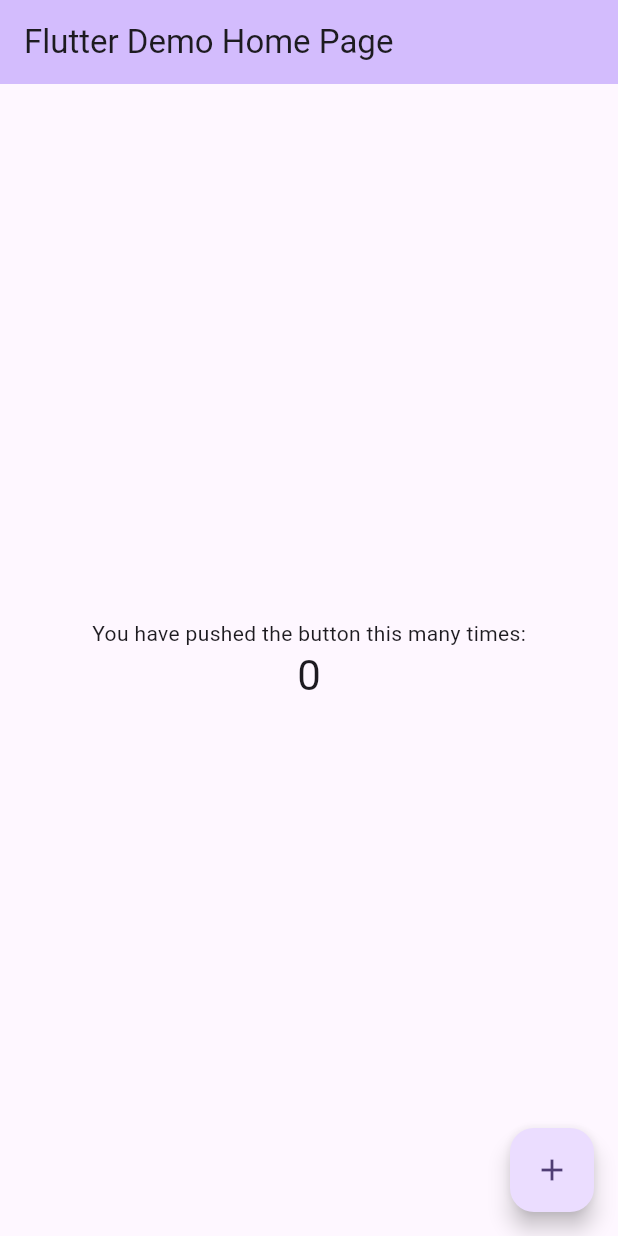
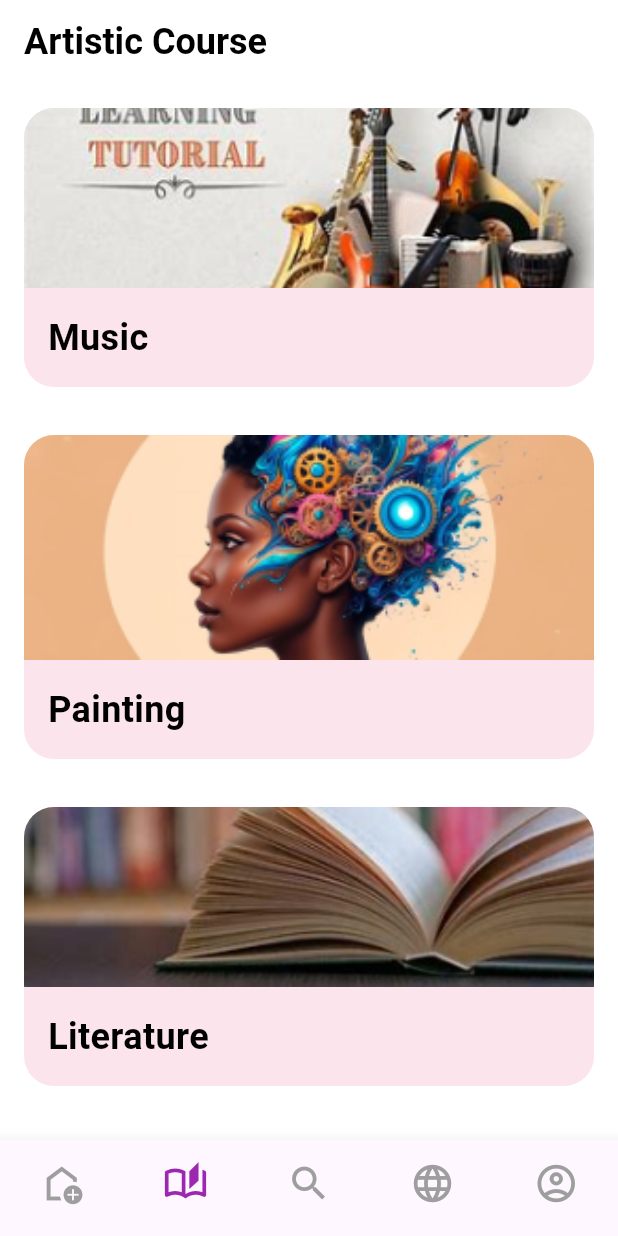
Before and after one commit to IkireziI/Kultura_Mobile_App_Group13, a Flutter app: the screen it shows after launch, on a phone screen of 412 x 824 dp. Run offline on Flutter 3.47's test engine with Material 3 defaults, Android fonts, the phone set to English and light mode, and no system bars.

Commit message:
resource center done

```diff
--- a/kultura/lib/main.dart
+++ b/kultura/lib/main.dart
@@ -1,4 +1,5 @@
 import 'package:flutter/material.dart';
+import 'package:kultura/pages/resource_center.dart';
 
 void main() {
   runApp(const MyApp());
@@ -7,119 +8,17 @@ void main() {
 class MyApp extends StatelessWidget {
   const MyApp({super.key});
 
-  // This widget is the root of your application.
   @override
   Widget build(BuildContext context) {
     return MaterialApp(
-      title: 'Flutter Demo',
+      title: 'Kultura App',
       theme: ThemeData(
-        // This is the theme of your application.
-        //
-        // TRY THIS: Try running your application with "flutter run". You'll see
-        // the application has a purple toolbar. Then, without quitting the app,
-        // try changing the seedColor in the colorScheme below to Colors.green
-        // and then invoke "hot reload" (save your changes or press the "hot
-        // reload" button in a Flutter-supported IDE, or press "r" if you used
-        // the command line to start the app).
-        //
-        // Notice that the counter didn't reset back to zero; the application
-        // state is not lost during the reload. To reset the state, use hot
-        // restart instead.
-        //
-        // This works for code too, not just values: Most code changes can be
-        // tested with just a hot reload.
-        colorScheme: ColorScheme.fromSeed(seedColor: Colors.deepPurple),
-        useMaterial3: true,
+        primarySwatch: Colors.purple,
       ),
-      home: const MyHomePage(title: 'Flutter Demo Home Page'),
+      initialRoute: '/resource_center',
+      routes: {
+        '/resource_center': (context) => const ArtisticCourseScreen(),
+      },
     );
   }
 }
-
-class MyHomePage extends StatefulWidget {
-  const MyHomePage({super.key, required this.title});
-
-  // This widget is the home page of your application. It is stateful, meaning
-  // that it has a State object (defined below) that contains fields that affect
-  // how it looks.
-
-  // This class is the configuration for the state. It holds the values (in this
-  // case the title) provided by the parent (in this case the App widget) and
-  // used by the build method of the State. Fields in a Widget subclass are
-  // always marked "final".
-
-  final String title;
-
-  @override
-  State<MyHomePage> createState() => _MyHomePageState();
-}
-
-class _MyHomePageState extends State<MyHomePage> {
-  int _counter = 0;
-
-  void _incrementCounter() {
-    setState(() {
-      // This call to setState tells the Flutter framework that something has
-      // changed in this State, which causes it to rerun the build method below
-      // so that the display can reflect the updated values. If we changed
-      // _counter without calling setState(), then the build method would not be
-      // called again, and so nothing would appear to happen.
-      _counter++;
-    });
-  }
-
-  @override
-  Widget build(BuildContext context) {
-    // This method is rerun every time setState is called, for instance as done
-    // by the _incrementCounter method above.
-    //
-    // The Flutter framework has been optimized to make rerunning build methods
-    // fast, so that you can just rebuild anything that needs updating rather
-    // than having to individually change instances of widgets.
-    return Scaffold(
-      appBar: AppBar(
-        // TRY THIS: Try changing the color here to a specific color (to
-        // Colors.amber, perhaps?) and trigger a hot reload to see the AppBar
-        // change color while the other colors stay the same.
-        backgroundColor: Theme.of(context).colorScheme.inversePrimary,
-        // Here we take the value from the MyHomePage object that was created by
-        // the App.build method, and use it to set our appbar title.
-        title: Text(widget.title),
-      ),
-      body: Center(
-        // Center is a layout widget. It takes a single child and positions it
-        // in the middle of the parent.
-        child: Column(
-          // Column is also a layout widget. It takes a list of children and
-          // arranges them vertically. By default, it sizes itself to fit its
-          // children horizontally, and tries to be as tall as its parent.
-          //
-          // Column has various properties to control how it sizes itself and
-          // how it positions its children. Here we use mainAxisAlignment to
-          // center the children vertically; the main axis here is the vertical
-          // axis because Columns are vertical (the cross axis would be
-          // horizontal).
-          //
-          // TRY THIS: Invoke "debug painting" (choose the "Toggle Debug Paint"
-          // action in the IDE, or press "p" in the console), to see the
-          // wireframe for each widget.
-          mainAxisAlignment: MainAxisAlignment.center,
-          children: <Widget>[
-            const Text(
-              'You have pushed the button this many times:',
-            ),
-            Text(
-              '$_counter',
-              style: Theme.of(context).textTheme.headlineMedium,
-            ),
-          ],
-        ),
-      ),
-      floatingActionButton: FloatingActionButton(
-        onPressed: _incrementCounter,
-        tooltip: 'Increment',
-        child: const Icon(Icons.add),
-      ), // This trailing comma makes auto-formatting nicer for build methods.
-    );
-  }
-}
--- /dev/null
+++ b/kultura/lib/pages/resource_center.dart
@@ -0,0 +1,285 @@
+import 'package:flutter/material.dart';
+
+// Main function to start the app
+void main() {
+  runApp(const MyApp());
+}
+
+// Root widget of the application
+class MyApp extends StatelessWidget {
+  const MyApp({super.key});
+
+  @override
+  Widget build(BuildContext context) {
+    return MaterialApp(
+      title: 'Artistic Course App',
+      theme: ThemeData(
+        primarySwatch: Colors.purple,
+      ),
+      home: const ArtisticCourseScreen(),
+    );
+  }
+}
+
+// Artistic Course screen that displays course cards and bottom navigation bar
+class ArtisticCourseScreen extends StatelessWidget {
+  const ArtisticCourseScreen({super.key});
+
+  @override
+  Widget build(BuildContext context) {
+    return Scaffold(
+      backgroundColor: Colors.white,
+      appBar: AppBar(
+        title: const Text(
+          'Artistic Course',
+          style: TextStyle(
+            color: Colors.black,
+            fontSize: 24,
+            fontWeight: FontWeight.bold,
+          ),
+        ),
+        backgroundColor: Colors.white,
+        elevation: 0,
+      ),
+      // Scrollable body content
+      body: SingleChildScrollView(
+        child: Padding(
+          padding: const EdgeInsets.all(16.0),
+          child: Column(
+            crossAxisAlignment: CrossAxisAlignment.start,
+            children: [
+              // Music course card
+              CourseCard(
+                title: 'Music',
+                imageUrl: 'assets/images/music.png', // Updated to .png
+                backgroundColor: const Color(0xFFFCE4EC),
+                imageHeight: 120,
+                onTap: () {
+                  // Navigate to course details
+                  Navigator.push(
+                    context,
+                    MaterialPageRoute(
+                        builder: (context) =>
+                            const CourseContentScreen(courseTitle: 'Music')),
+                  );
+                },
+              ),
+              const SizedBox(height: 32), // Increased space between cards
+              // Painting course card
+              CourseCard(
+                title: 'Painting',
+                imageUrl: 'assets/images/painting.png', // Updated to .png
+                backgroundColor: const Color(0xFFFCE4EC),
+                imageHeight: 150,
+                onTap: () {
+                  // Navigate to course details
+                  Navigator.push(
+                    context,
+                    MaterialPageRoute(
+                        builder: (context) =>
+                            const CourseContentScreen(courseTitle: 'Painting')),
+                  );
+                },
+              ),
+              const SizedBox(height: 32), // Increased space between cards
+              // Literature course card
+              CourseCard(
+                title: 'Literature',
+                imageUrl: 'assets/images/literature.png', // Updated to .png
+                backgroundColor: const Color(0xFFFCE4EC),
+                imageHeight: 120,
+                onTap: () {
+                  // Navigate to course details
+                  Navigator.push(
+                    context,
+                    MaterialPageRoute(
+                        builder: (context) => const CourseContentScreen(
+                            courseTitle: 'Literature')),
+                  );
+                },
+              ),
+            ],
+          ),
+        ),
+      ),
+      // Bottom navigation bar
+      bottomNavigationBar: const BottomNavigation(),
+    );
+  }
+}
+
+// Course card widget that displays an image, title, and click functionality
+class CourseCard extends StatelessWidget {
+  final String title;
+  final String imageUrl;
+  final Color backgroundColor;
+  final double imageHeight;
+  final VoidCallback onTap;
+
+  const CourseCard({
+    super.key,
+    required this.title,
+    required this.imageUrl,
+    required this.backgroundColor,
+    required this.imageHeight,
+    required this.onTap,
+  });
+
+  @override
+  Widget build(BuildContext context) {
+    return GestureDetector(
+      onTap: onTap, // Makes the entire card clickable
+      child: Container(
+        decoration: BoxDecoration(
+          color: backgroundColor,
+          borderRadius: BorderRadius.circular(20),
+        ),
+        child: Column(
+          crossAxisAlignment: CrossAxisAlignment.start,
+          children: [
+            ClipRRect(
+              borderRadius: const BorderRadius.only(
+                topLeft: Radius.circular(20),
+                topRight: Radius.circular(20),
+              ),
+              child: Image.asset(
+                imageUrl,
+                width: double.infinity,
+                height: imageHeight,
+                fit: BoxFit.cover,
+              ),
+            ),
+            Padding(
+              padding: const EdgeInsets.all(16.0),
+              child: Text(
+                title,
+                style: const TextStyle(
+                  fontSize: 24,
+                  fontWeight: FontWeight.bold,
+                  color: Colors.black,
+                ),
+              ),
+            ),
+          ],
+        ),
+      ),
+    );
+  }
+}
+
+// Bottom Navigation bar widget
+class BottomNavigation extends StatefulWidget {
+  const BottomNavigation({super.key});
+
+  @override
+  State<BottomNavigation> createState() => _BottomNavigationState();
+}
+
+class _BottomNavigationState extends State<BottomNavigation> {
+  int _selectedIndex = 1; // Default index set to 1 (Stories)
+
+  @override
+  Widget build(BuildContext context) {
+    return BottomNavigationBar(
+      currentIndex: _selectedIndex,
+      type: BottomNavigationBarType.fixed,
+      selectedItemColor: Colors.purple,
+      unselectedItemColor: Colors.grey,
+      showSelectedLabels: false, // Remove labels from selected items
+      showUnselectedLabels: false, // Remove labels from unselected items
+      iconSize: 30, // Increased icon size
+      onTap: (index) {
+        setState(() {
+          _selectedIndex = index;
+        });
+        // Navigation logic based on selected index
+        if (index == 0) {
+          // Navigate to Home (Resource Center Screen) with back arrow
+          Navigator.push(
+            context,
+            MaterialPageRoute(
+                builder: (context) => const ResourceCenterScreen()),
+          );
+        } else if (index == 1) {
+          // Navigate to ArtisticCourseScreen
+          Navigator.pushReplacement(
+            context,
+            MaterialPageRoute(
+                builder: (context) => const ArtisticCourseScreen()),
+          );
+        }
+        // Add other cases for index 2, 3, 4 if needed
+      },
+      items: const [
+        BottomNavigationBarItem(
+          icon: Icon(Icons.add_home_outlined),
+          label: 'Home',
+        ),
+        BottomNavigationBarItem(
+          icon: Icon(Icons.auto_stories_outlined),
+          label: 'Stories', // Focused icon
+        ),
+        BottomNavigationBarItem(
+          icon: Icon(Icons.search_outlined),
+          label: 'Search',
+        ),
+        BottomNavigationBarItem(
+          icon: Icon(Icons.language_outlined),
+          label: 'Marketplace',
+        ),
+        BottomNavigationBarItem(
+          icon: Icon(Icons.account_circle_outlined),
+          label: 'Profile',
+        ),
+      ],
+    );
+  }
+}
+
+// Placeholder screen for Resource Center
+class ResourceCenterScreen extends StatelessWidget {
+  const ResourceCenterScreen({super.key});
+
+  @override
+  Widget build(BuildContext context) {
+    return Scaffold(
+      appBar: AppBar(
+        leading: IconButton(
+          icon: const Icon(Icons.arrow_back),
+          onPressed: () {
+            Navigator.pop(context); // Go back to previous screen
+          },
+        ),
+        title: const Text('Resource Center'),
+      ),
+      body: const Center(
+        child: Text('Resource Center Content'),
+      ),
+    );
+  }
+}
+
+// Placeholder screen for course content
+class CourseContentScreen extends StatelessWidget {
+  final String courseTitle;
+
+  const CourseContentScreen({super.key, required this.courseTitle});
+
+  @override
+  Widget build(BuildContext context) {
+    return Scaffold(
+      appBar: AppBar(
+        title: Text(courseTitle),
+        leading: IconButton(
+          icon: const Icon(Icons.arrow_back),
+          onPressed: () {
+            Navigator.pop(context); // Go back to previous screen
+          },
+        ),
+      ),
+      body: Center(
+        child: Text('Content for $courseTitle course'),
+      ),
+    );
+  }
+}
```
